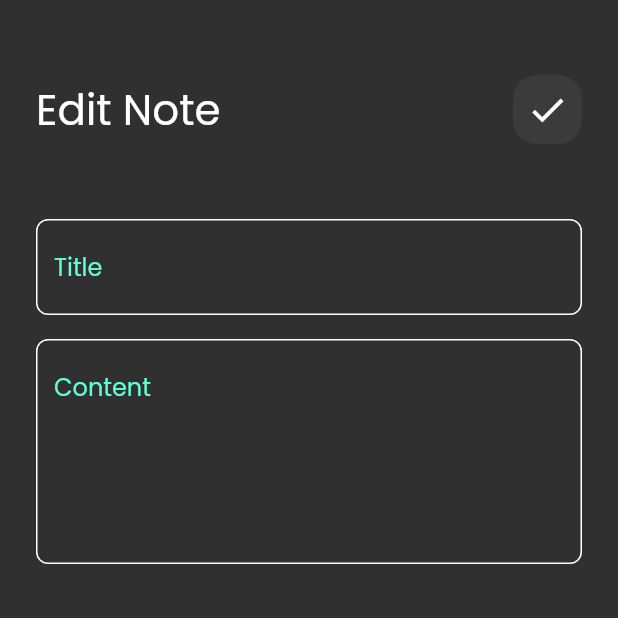
After one commit to Mo7med-Ga3fer/notes_app, a Flutter app: the screen it shows after launch, after a tap on "Flutter Tips", on a phone screen of 412 x 824 dp, the top half of it. The commit adds this screen. Run offline on Flutter 3.47's test engine with Material 2 defaults, Android fonts, the phone set to English and light mode, and no system bars.

Commit message:
createing edit note view

```diff
--- /dev/null
+++ b/lib/views/edit_note_view.dart
@@ -0,0 +1,11 @@
+import 'package:flutter/material.dart';
+import 'package:notes_app/widgets/edit_note_view_body.dart';
+
+class EditNoteView extends StatelessWidget {
+  const EditNoteView({super.key});
+
+  @override
+  Widget build(BuildContext context) {
+    return const EditNoteViewBody();
+  }
+}
--- a/lib/widgets/custom_app_bar.dart
+++ b/lib/widgets/custom_app_bar.dart
@@ -3,17 +3,19 @@ import 'package:flutter/material.dart';
 import 'custom_search_icon.dart';
 
 class CoustomAppBar extends StatelessWidget {
-  const CoustomAppBar({super.key});
+  const CoustomAppBar({super.key, required this.title, required this.icon});
+  final String title;
+  final IconData icon;
 
   @override
   Widget build(BuildContext context) {
-    return const Row(
+    return Row(
       children: [
-        Text('Notes', style: TextStyle(
+        Text(title, style: const TextStyle(
           fontSize: 28,
         ),),
-        Spacer(),
-        CustomSearchIcon(),
+        const Spacer(),
+        CustomSearchIcon(icon: icon),
       ],
     );
   }
--- a/lib/widgets/custom_note_item.dart
+++ b/lib/widgets/custom_note_item.dart
@@ -1,11 +1,16 @@
 import 'package:flutter/material.dart';
+import 'package:notes_app/views/edit_note_view.dart';
 
 class CustomNoteItem extends StatelessWidget {
   const CustomNoteItem({super.key});
 
   @override
   Widget build(BuildContext context) {
-    return Container(
+    return GestureDetector(
+      onTap: (){
+        Navigator.push(context, MaterialPageRoute(builder: (context) => const EditNoteView()));
+      },
+      child: Container(
         padding: const EdgeInsets.only(top: 24, bottom: 24, left: 16),
         decoration: BoxDecoration(
           color: Colors.yellow[700],
@@ -39,6 +44,7 @@ class CustomNoteItem extends StatelessWidget {
             )
           ],
         ),
+      ),
     );
   }
 }
--- a/lib/widgets/custom_search_icon.dart
+++ b/lib/widgets/custom_search_icon.dart
@@ -1,8 +1,8 @@
 import 'package:flutter/material.dart';
 
 class CustomSearchIcon extends StatelessWidget {
-  const CustomSearchIcon({super.key});
-
+  const CustomSearchIcon({super.key, required this.icon});
+  final IconData icon;
   @override
   Widget build(BuildContext context) {
     return Container(
@@ -12,8 +12,8 @@ class CustomSearchIcon extends StatelessWidget {
         color: Colors.white.withOpacity(0.05),
         borderRadius: BorderRadius.circular(16),
       ),
-      child: const Center(
-        child: Icon(Icons.search_rounded,
+      child: Center(
+        child: Icon(icon,
         size:28 ,
         ),
       ),
--- /dev/null
+++ b/lib/widgets/edit_note_view_body.dart
@@ -0,0 +1,40 @@
+import 'package:flutter/material.dart';
+import 'package:notes_app/widgets/custom_app_bar.dart';
+import 'package:notes_app/widgets/custom_text_field.dart';
+
+class EditNoteViewBody extends StatelessWidget {
+  const EditNoteViewBody({super.key});
+
+  @override
+  Widget build(BuildContext context) {
+    return const Scaffold(
+      body: Padding(
+        padding: EdgeInsets.symmetric(horizontal: 24),
+        child: Column(
+          children: [
+            SizedBox(
+            height: 50,
+          ),
+          CoustomAppBar(
+            title: 'Edit Note',
+            icon: Icons.check
+          ),
+          SizedBox(
+            height: 50,
+          ),
+          CustomTextField(
+            hintText: 'Title'
+          ),
+          SizedBox(
+            height: 16,
+          ),
+          CustomTextField(
+            hintText: 'Content',
+            maxLines: 5,
+          )
+          ],
+        ),
+      ),
+    );
+  }
+}
--- a/lib/widgets/notes_view_body.dart
+++ b/lib/widgets/notes_view_body.dart
@@ -14,7 +14,10 @@ class NotesViewBody extends StatelessWidget {
           SizedBox(
             height: 50,
           ),
-          CoustomAppBar(),
+          CoustomAppBar(
+            title: 'Notes',
+            icon: Icons.search_off_sharp,
+          ),
           Expanded(child: NotesListView()),
 
       ],
```
Lines whose indentation alone changed are shown as unchanged.
